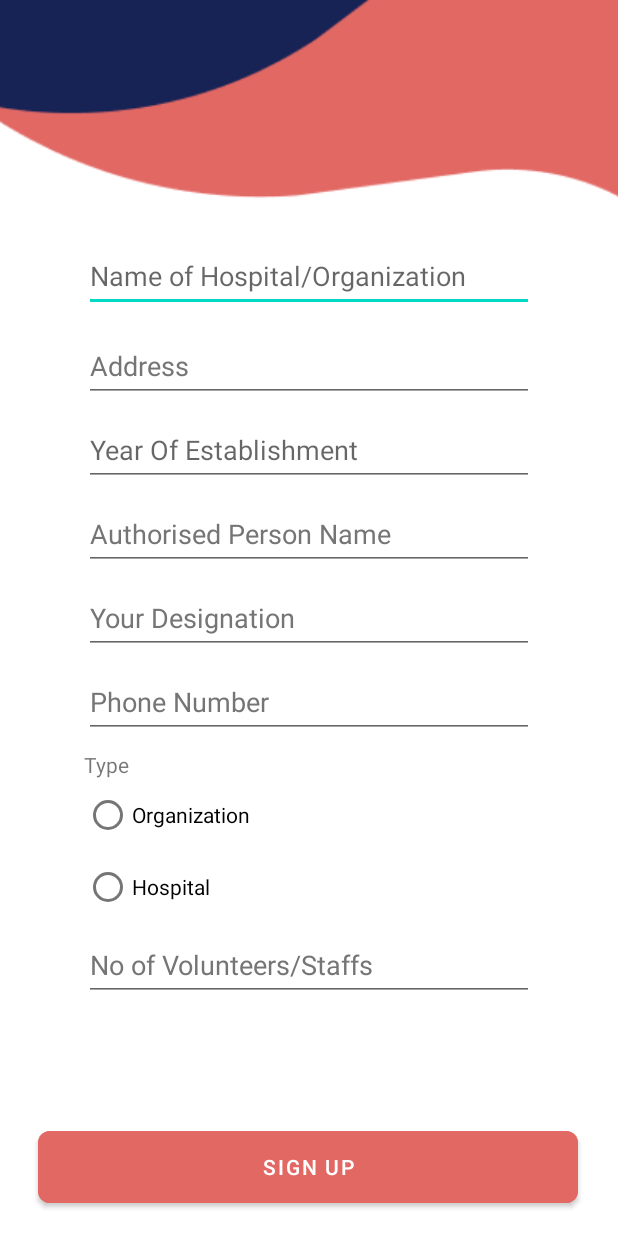
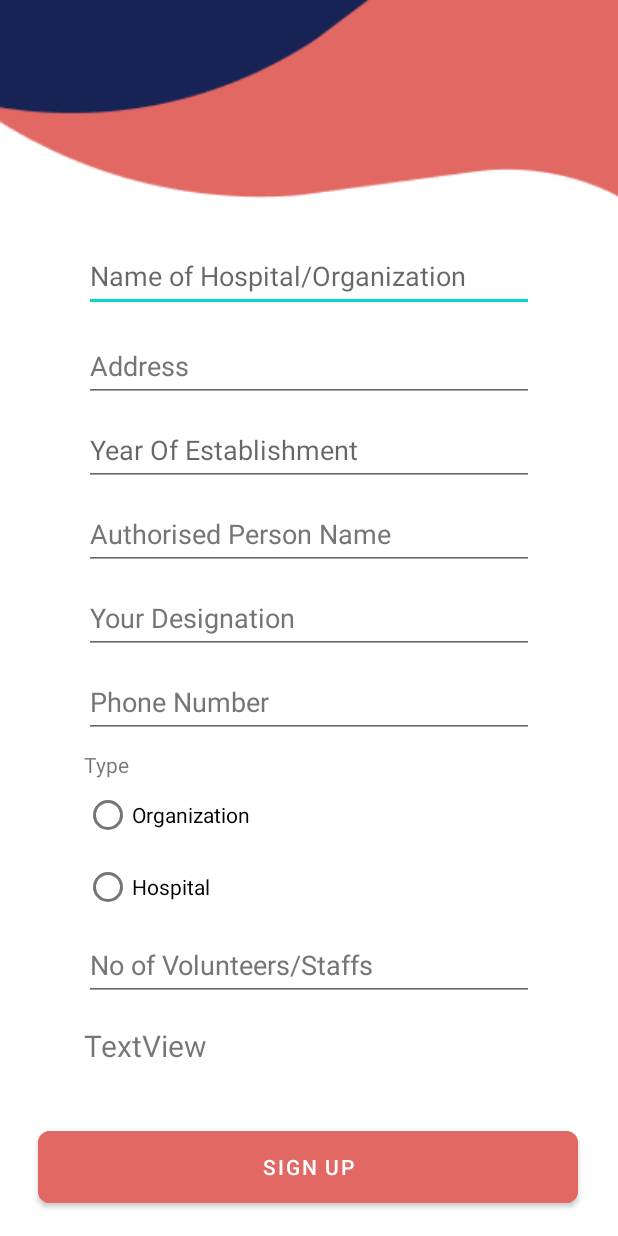
Before and after one commit to kiranajik/drops, an Android app: the org_reg screen opened directly, with no data from a screen before it, on a phone screen of 412 x 824 dp. Run offline under Robolectric (Android 15) with nearby library versions, the phone set to English and light mode, and no system bars; our stand-ins replace Firebase (no records; nobody signed in at launch, a user with empty details on screens opened directly).

Commit message:
codes added

```diff
--- a/app/src/main/AndroidManifest.xml
+++ b/app/src/main/AndroidManifest.xml
@@ -9,6 +9,7 @@
         android:roundIcon="@mipmap/ic_launcher_round"
         android:supportsRtl="true"
         android:theme="@style/Theme.Drops">
+        <activity android:name=".hospital_home"></activity>
         <activity
             android:name=".donor_home"
             android:exported="false" />
--- a/app/src/main/java/co/kirel/drops/donor_reg.java
+++ b/app/src/main/java/co/kirel/drops/donor_reg.java
@@ -61,6 +61,7 @@ public class donor_reg extends AppCompatActivity {
                                 data.put("Blood Group",bloodgrp.getText().toString());
                                 data.put("Phone Number",phno.getText().toString());
                                 data.put("Aadhaar Number",adharno.getText().toString());
+                                data.put("Role","DONOR");
 
                                 firestore.collection("Donor").document(semail).set(data)
                                         .addOnSuccessListener(new OnSuccessListener<Void>() {
--- a/app/src/main/java/co/kirel/drops/org_reg.java
+++ b/app/src/main/java/co/kirel/drops/org_reg.java
@@ -9,6 +9,7 @@ import android.view.View;
 import android.widget.Button;
 import android.widget.EditText;
 import android.widget.RadioButton;
+import android.widget.TextView;
 import android.widget.Toast;
 
 import com.google.android.gms.tasks.OnFailureListener;
@@ -17,16 +18,21 @@ import com.google.firebase.auth.AuthResult;
 import com.google.firebase.auth.FirebaseAuth;
 import com.google.firebase.firestore.FirebaseFirestore;
 
+import java.security.SecureRandom;
 import java.util.HashMap;
 import java.util.Map;
 
 public class org_reg extends AppCompatActivity {
     EditText horoname,addr,year,authname,authdesig,phno,noofVol;
+    TextView org_code_gen;
     Button orgsignup;
     RadioButton typeh,typeo;
     String selected;
     private FirebaseAuth auth=FirebaseAuth.getInstance();
     FirebaseFirestore firestore=FirebaseFirestore.getInstance();
+    static final String AB = "0123456789ABCDEFGHIJKLMNOPQRSTUVWXYZ";
+    static SecureRandom rnd = new SecureRandom();
+    String org_code = randomString(6);
 
     @Override
     protected void onCreate(Bundle savedInstanceState) {
@@ -43,14 +49,26 @@ public class org_reg extends AppCompatActivity {
         orgsignup=findViewById(R.id.org_signup_btn);
         typeh=findViewById(R.id.typehos);
         typeo=findViewById(R.id.typeorg);
+        org_code_gen = findViewById(R.id.org_code_gen);
 
         Intent intent = getIntent();
         String sorgemail = intent.getStringExtra("OrgEmail");
         String sorgpaswd = intent.getStringExtra("OrgPassword");
 
+
+
+//
+//            org_code_gen.setText("Code: "+"O"+org_code);
+
+
+
+
+
         orgsignup.setOnClickListener(new View.OnClickListener() {
             @Override
             public void onClick(View view) {
+
+
 
                 //Toast.makeText(org_reg.this, "Email: "+sorgpaswd, Toast.LENGTH_SHORT).show();
 
@@ -74,6 +92,9 @@ public class org_reg extends AppCompatActivity {
                                     data.put("Designation",authdesig.getText().toString());
                                     data.put("Phone Number",phno.getText().toString());
                                     data.put("Number of Volunteers",noofVol.getText().toString());
+                                    data.put("Organization Code","O"+org_code);
+                                    data.put("Role","ORG");
+
 
                                     firestore.collection(selected).document(sorgemail).set(data)
                                             .addOnSuccessListener(new OnSuccessListener<Void>() {
@@ -102,6 +123,9 @@ public class org_reg extends AppCompatActivity {
                                     data.put("Designation",authdesig.getText().toString());
                                     data.put("Phone Number",phno.getText().toString());
                                     data.put("Number of Volunteers",noofVol.getText().toString());
+                                    data.put("Hospital Code","H"+org_code);
+                                    data.put("Role","HOSP");
+
 
                                     firestore.collection(selected).document(sorgemail).set(data)
                                             .addOnSuccessListener(new OnSuccessListener<Void>() {
@@ -133,4 +157,18 @@ public class org_reg extends AppCompatActivity {
         });
 
     }
+    String randomString(int len){
+        StringBuilder sb = new StringBuilder(len);
+        for(int i = 0; i < len; i++)
+            sb.append(AB.charAt(rnd.nextInt(AB.length())));
+        return sb.toString();
+    }
+    public void onClickedHospital(View view) {
+ //       Toast.makeText(this, "Lamborghini is selected for a drive!", Toast.LENGTH_SHORT).show();
+        org_code_gen.setText("Hospital Code: "+"H"+org_code);
+    }
+    public void onClickedOrg(View view) {
+   //     Toast.makeText(this, "Lamborghini is selected for a drive!", Toast.LENGTH_SHORT).show();
+        org_code_gen.setText("Oganization Code: "+"O"+org_code);
+    }
 }
--- a/app/src/main/java/co/kirel/drops/org_signup.java
+++ b/app/src/main/java/co/kirel/drops/org_signup.java
@@ -28,6 +28,7 @@ public class org_signup extends AppCompatActivity {
             public void onClick(View view) {
                 sorgpass=orgpass.getText().toString();
                 sorgcpass=orgcpass.getText().toString();
+                Toast.makeText(org_signup.this, sorgcpass, Toast.LENGTH_SHORT).show();
                 if(sorgpass.equals(sorgcpass))
                 {
                     Intent i=new Intent(org_signup.this,org_reg.class);
--- a/app/src/main/res/layout/activity_org_reg.xml
+++ b/app/src/main/res/layout/activity_org_reg.xml
@@ -73,13 +73,15 @@
                 android:id="@+id/typeorg"
                 android:layout_width="match_parent"
                 android:layout_height="wrap_content"
-                android:text="Organization" />
+                android:text="Organization"
+                android:onClick="onClickedOrg"/>
 
             <RadioButton
                 android:id="@+id/typehos"
                 android:layout_width="match_parent"
                 android:layout_height="wrap_content"
-                android:text="Hospital" />
+                android:text="Hospital"
+                android:onClick="onClickedHospital"/>
         </RadioGroup>
 
         <EditText
@@ -177,5 +179,17 @@
             app:layout_constraintStart_toStartOf="@+id/edauthpers"
             app:layout_constraintTop_toBottomOf="@+id/edauthpers" />
 
+        <TextView
+            android:id="@+id/org_code_gen"
+            android:layout_width="0dp"
+            android:layout_height="wrap_content"
+            android:layout_marginTop="16dp"
+            android:text="TextView"
+            android:textSize="20sp"
+            app:layout_constraintEnd_toEndOf="@+id/ednoofvol"
+            app:layout_constraintHorizontal_bias="0.0"
+            app:layout_constraintStart_toStartOf="@+id/ednoofvol"
+            app:layout_constraintTop_toBottomOf="@+id/ednoofvol" />
+
     </androidx.constraintlayout.widget.ConstraintLayout>
 </ScrollView>
```
Also changed, not shown: app/src/main/java/co/kirel/drops/hospital_home.java (added, +14 -0 lines), app/src/main/res/layout/activity_hospital_home.xml (added, +9 -0 lines).
